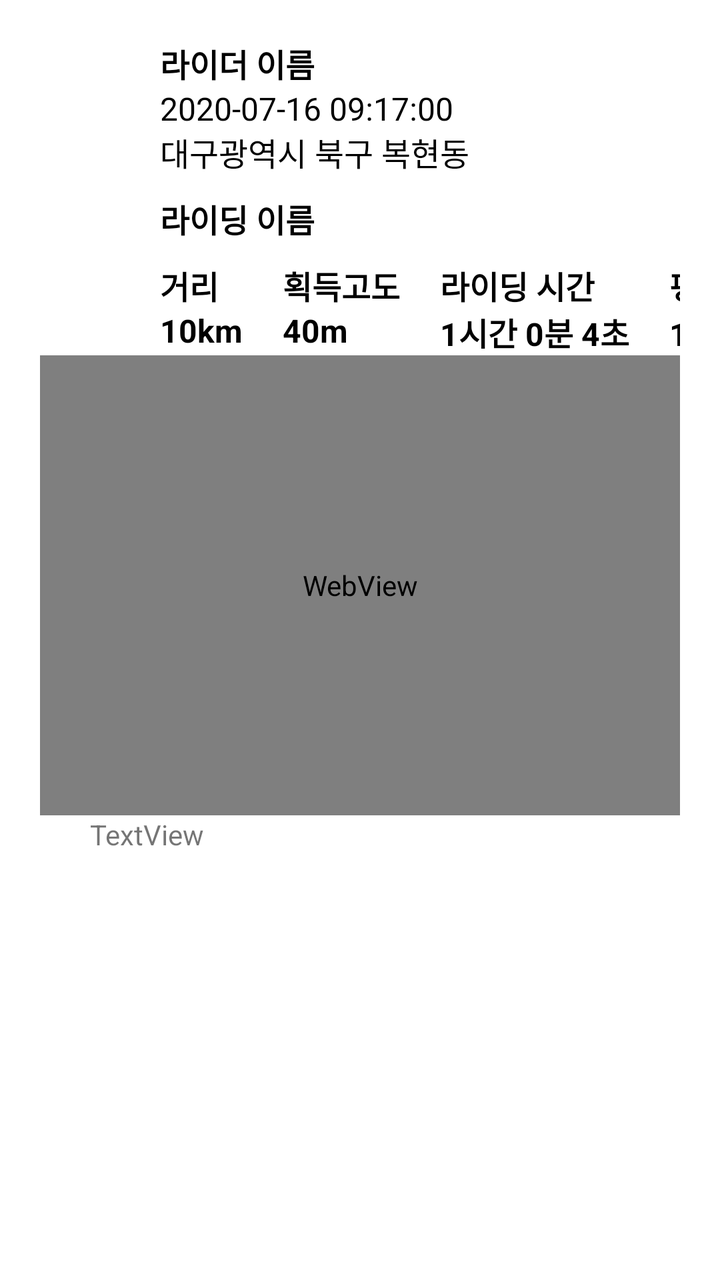
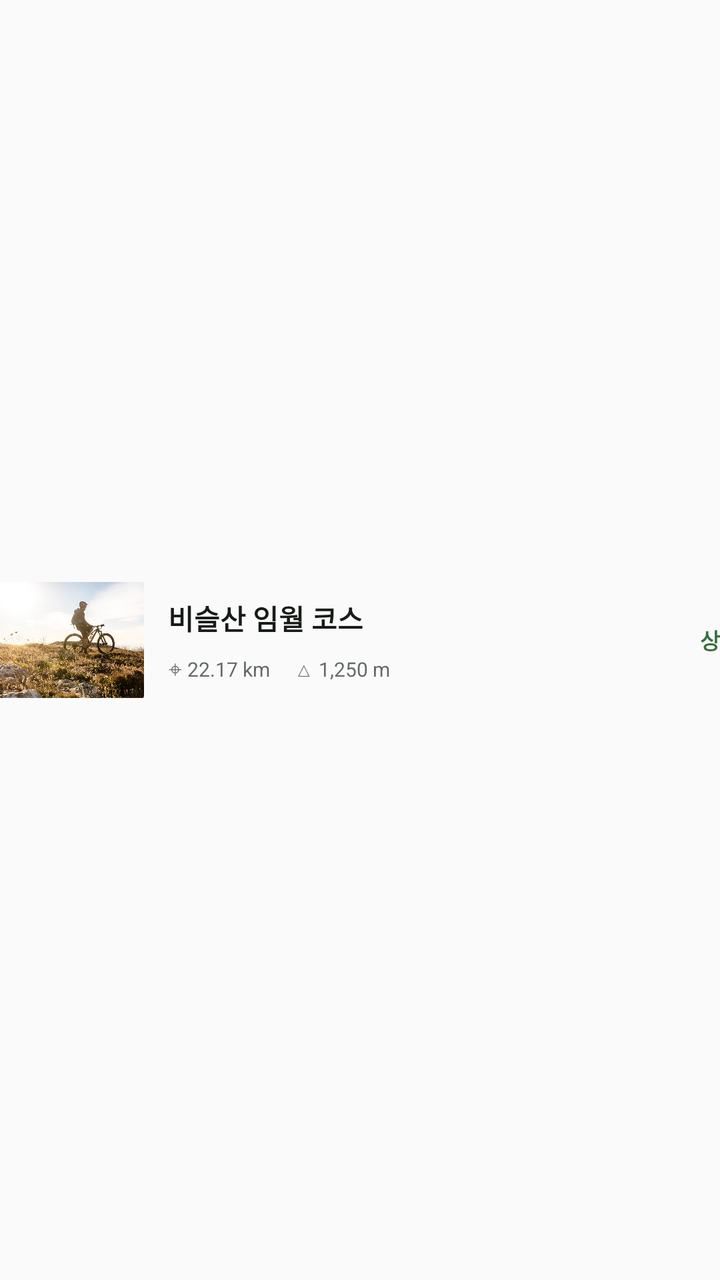

Before-and-after screenshots of an Android layout around one commit, followed by the original layout XML and the change that was made.
<!-- AndroidManifest.xml: application theme AppTheme -->
<!-- res/layout/course_item.xml -->
<?xml version="1.0" encoding="utf-8"?>
<androidx.constraintlayout.widget.ConstraintLayout
    xmlns:android="http://schemas.android.com/apk/res/android"
    xmlns:app="http://schemas.android.com/apk/res-auto"
    xmlns:tools="http://schemas.android.com/tools"
    android:orientation="horizontal"
    android:layout_width="match_parent"
    android:layout_height="wrap_content"
    android:padding="20dp"
    android:layout_marginBottom="8dp"
    android:background="@android:color/white">



    <LinearLayout
        android:id="@+id/viewClick"
        android:layout_width="wrap_content"
        android:layout_height="wrap_content"
        android:layout_weight="1"
        android:gravity="center_vertical"
        android:orientation="vertical"
        tools:ignore="MissingConstraints">

        <LinearLayout
            android:layout_width="wrap_content"
            android:layout_height="match_parent"
            android:orientation="horizontal">


            <ImageView
                android:id="@+id/userimg"
                android:layout_width="50dp"
                android:layout_height="50dp"
                android:layout_weight="1"
                app:srcCompat="@drawable/end_bt" />


            c_rider_name

            <TextView
                android:id="@+id/c_rider_name"
                android:layout_width="wrap_content"
                android:layout_height="wrap_content"
                android:includeFontPadding="false"
                android:text="라이더 이름"
                android:layout_marginLeft="10dp"
                android:textColor="#000"
                android:textStyle="bold"
                android:textSize="16sp" />
        </LinearLayout>

        <LinearLayout
            android:layout_width="wrap_content"
            android:layout_height="wrap_content"
            android:orientation="vertical"
            android:layout_gravity="left"
            android:layout_marginTop="-25dp"
            android:layout_marginLeft="60dp">
            <TextView
                android:id="@+id/c_date"
                android:layout_width="wrap_content"
                android:layout_height="wrap_content"
                android:includeFontPadding="false"
                android:text="2020-07-16 09:17:00"
                android:textColor="#000"
                android:textSize="16sp" />
            <TextView
                android:id="@+id/record_adress"
                android:layout_width="wrap_content"
                android:layout_height="wrap_content"
                android:includeFontPadding="false"
                android:text="대구광역시 북구 복현동"
                android:textColor="#000"
                android:textSize="16sp" />
        </LinearLayout>

        <LinearLayout
            android:layout_width="wrap_content"
            android:layout_height="wrap_content"
            android:layout_gravity="left"
            android:layout_marginLeft="60dp"
            android:layout_marginTop="10dp"
            android:orientation="vertical">

            <TextView
                android:id="@+id/c_name"
                android:layout_width="wrap_content"
                android:layout_height="wrap_content"
                android:includeFontPadding="false"
                android:text="라이딩 이름"
                android:textColor="#000"
                android:textSize="16sp"
                android:textStyle="bold" />

        </LinearLayout>


        <GridLayout
            android:id="@+id/speed_pre"
            android:layout_width="wrap_content"
            android:layout_height="wrap_content"
            android:columnCount="4"
            android:gravity="center"
            android:orientation="horizontal"
            android:verticalSpacing="30dp"
            android:layout_marginTop="10dp"
            android:layout_marginLeft="60dp"
            tools:ignore="MissingConstraints">

            <LinearLayout
                android:layout_width="wrap_content"
                android:layout_height="wrap_content"
                android:orientation="vertical">
                <TextView
                    android:layout_width="match_parent"
                    android:layout_height="wrap_content"
                    android:gravity="left"
                    android:text="거리"
                    android:textColor="#000"
                    android:textStyle="bold"
                    android:textSize="16dp" />

                <TextView
                    android:id="@+id/c_dis"
                    android:layout_width="match_parent"
                    android:layout_height="wrap_content"
                    android:gravity="center"
                    android:text="10km"
                    android:textStyle="bold"
                    android:textColor="#000"
                    android:textSize="16dp" />
            </LinearLayout>

            <LinearLayout
                android:layout_width="wrap_content"
                android:layout_height="wrap_content"
                android:layout_marginLeft="20dp"
                android:orientation="vertical">

                <TextView
                    android:layout_width="wrap_content"
                    android:layout_height="wrap_content"
                    android:gravity="left"
                    android:text="획득고도"
                    android:textColor="#000"
                    android:textStyle="bold"
                    android:textSize="16dp" />

                <TextView
                    android:id="@+id/c_getgodo"
                    android:layout_width="wrap_content"
                    android:layout_height="wrap_content"
                    android:gravity="right"
                    android:text="40m"
                    android:textStyle="bold"
                    android:textColor="#000"
                    android:textSize="16dp" />
            </LinearLayout>

            <LinearLayout
                android:layout_width="wrap_content"
                android:layout_height="wrap_content"
                android:layout_marginLeft="20dp"
                android:orientation="vertical">

                <TextView
                    android:layout_width="wrap_content"
                    android:layout_height="wrap_content"
                    android:gravity="left"
                    android:text="라이딩 시간"
                    android:textStyle="bold"
                    android:textColor="#000"
                    android:textSize="16dp" />

                <TextView
                    android:id="@+id/c_time"
                    android:layout_width="wrap_content"
                    android:layout_height="wrap_content"
                    android:gravity="right"
                    android:textStyle="bold"
                    android:text="1시간 0분 4초"
                    android:textColor="#000"
                    android:textSize="16dp" />
            </LinearLayout>

            <LinearLayout
                android:layout_width="wrap_content"
                android:layout_height="wrap_content"
                android:layout_marginLeft="20dp"
                android:orientation="vertical">

                <TextView
                    android:layout_width="wrap_content"
                    android:layout_height="wrap_content"
                    android:gravity="left"
                    android:text="평균속도"
                    android:textStyle="bold"
                    android:textColor="#000"
                    android:textSize="16dp" />

                <TextView
                    android:id="@+id/c_avg"
                    android:layout_width="wrap_content"
                    android:layout_height="wrap_content"
                    android:gravity="right"
                    android:textStyle="bold"
                    android:text="1시간 0분 4초"
                    android:textColor="#000"
                    android:textSize="16dp" />
            </LinearLayout>

        </GridLayout>

        <WebView
            android:id="@+id/course_view"
            android:layout_width="match_parent"
            android:layout_height="230dp"
            android:layout_weight="1"
            tools:ignore="WebViewLayout" />

        <LinearLayout
            android:layout_width="wrap_content"
            android:layout_height="match_parent"
            android:layout_weight="1"
            android:layout_gravity="left"
            android:orientation="horizontal">
            <ImageView
                android:id="@+id/likeimg"
                android:layout_width="25dp"
                android:layout_height="25dp"
                android:layout_weight="1"
                app:srcCompat="@drawable/like_bt" />
            <TextView
                android:id="@+id/like_count"
                android:layout_width="match_parent"
                android:layout_height="wrap_content"
                android:layout_weight="1"
                android:text="TextView" />
        </LinearLayout>
    </LinearLayout>
</androidx.constraintlayout.widget.ConstraintLayout>
<!-- resources referenced by this layout -->
<resources>
  <!-- drawable end_bt: png bitmap (drawable, 6791 bytes) -->
  <!-- drawable like_bt: png bitmap (drawable, 18190 bytes) -->
  <style name="AppTheme" parent="Theme.AppCompat.Light.DarkActionBar">
          
          <item name="colorPrimary">@color/colorPrimary</item>
          <item name="colorPrimaryDark">@color/colorPrimaryDark</item>
          <item name="colorAccent">@color/colorAccent</item>
      </style>
  <color name="colorPrimary">#181818</color>
  <color name="colorPrimaryDark">#181818</color>
  <color name="colorAccent">#03DAC5</color>
</resources>

<!-- the commit's change to res/layout/course_item.xml (unified diff, before → after) -->
@@ -1,241 +1,41 @@
 <?xml version="1.0" encoding="utf-8"?>
-<androidx.constraintlayout.widget.ConstraintLayout
-    xmlns:android="http://schemas.android.com/apk/res/android"
-    xmlns:app="http://schemas.android.com/apk/res-auto"
-    xmlns:tools="http://schemas.android.com/tools"
-    android:orientation="horizontal"
+<LinearLayout xmlns:android="http://schemas.android.com/apk/res/android"
+    android:id="@+id/viewClick"
     android:layout_width="match_parent"
-    android:layout_height="wrap_content"
-    android:padding="20dp"
-    android:layout_marginBottom="8dp"
-    android:background="@android:color/white">
+    android:layout_height="74dp"
+    android:clickable="true"
+    android:focusable="true"
+    android:gravity="center_vertical"
+    android:orientation="horizontal">
 
-
+    <ImageView
+        android:id="@+id/course_view"
+        android:layout_width="72dp"
+        android:layout_height="58dp"
+        android:background="@drawable/home_map_preview_bg"
+        android:scaleType="centerCrop"
+        android:src="@drawable/main_img" />
 
     <LinearLayout
-        android:id="@+id/viewClick"
-        android:layout_width="wrap_content"
+        android:layout_width="0dp"
         android:layout_height="wrap_content"
+        android:layout_marginStart="12dp"
         android:layout_weight="1"
-        android:gravity="center_vertical"
-        android:orientation="vertical"
-        tools:ignore="MissingConstraints">
-
-        <LinearLayout
-            android:layout_width="wrap_content"
-            android:layout_height="match_parent"
-            android:orientation="horizontal">
-
-
-            <ImageView
-                android:id="@+id/userimg"
-                android:layout_width="50dp"
-                android:layout_height="50dp"
-                android:layout_weight="1"
-                app:srcCompat="@drawable/end_bt" />
-
-
-            c_rider_name
-
-            <TextView
-                android:id="@+id/c_rider_name"
-                android:layout_width="wrap_content"
-                android:layout_height="wrap_content"
-                android:includeFontPadding="false"
-                android:text="라이더 이름"
-                android:layout_marginLeft="10dp"
-                android:textColor="#000"
-                android:textStyle="bold"
-                android:textSize="16sp" />
-        </LinearLayout>
-
-        <LinearLayout
-            android:layout_width="wrap_content"
-            android:layout_height="wrap_content"
-            android:orientation="vertical"
-            android:layout_gravity="left"
-            android:layout_marginTop="-25dp"
-            android:layout_marginLeft="60dp">
-            <TextView
-                android:id="@+id/c_date"
-                android:layout_width="wrap_content"
-                android:layout_height="wrap_content"
-                android:includeFontPadding="false"
-                android:text="2020-07-16 09:17:00"
-                android:textColor="#000"
-                android:textSize="16sp" />
-            <TextView
-                android:id="@+id/record_adress"
-                android:layout_width="wrap_content"
-                android:layout_height="wrap_content"
-                android:includeFontPadding="false"
-                android:text="대구광역시 북구 복현동"
-                android:textColor="#000"
-                android:textSize="16sp" />
-        </LinearLayout>
-
-        <LinearLayout
-            android:layout_width="wrap_content"
-            android:layout_height="wrap_content"
-            android:layout_gravity="left"
-            android:layout_marginLeft="60dp"
-            android:layout_marginTop="10dp"
-            android:orientation="vertical">
-
-            <TextView
-                android:id="@+id/c_name"
-                android:layout_width="wrap_content"
-                android:layout_height="wrap_content"
-                android:includeFontPadding="false"
-                android:text="라이딩 이름"
-                android:textColor="#000"
-                android:textSize="16sp"
-                android:textStyle="bold" />
-
-        </LinearLayout>
-
-
-        <GridLayout
-            android:id="@+id/speed_pre"
-            android:layout_width="wrap_content"
-            android:layout_height="wrap_content"
-            android:columnCount="4"
-            android:gravity="center"
-            android:orientation="horizontal"
-            android:verticalSpacing="30dp"
-            android:layout_marginTop="10dp"
-            android:layout_marginLeft="60dp"
-            tools:ignore="MissingConstraints">
-
-            <LinearLayout
-                android:layout_width="wrap_content"
-                android:layout_height="wrap_content"
-                android:orientation="vertical">
-                <TextView
-                    android:layout_width="match_parent"
-                    android:layout_height="wrap_content"
-                    android:gravity="left"
-                    android:text="거리"
-                    android:textColor="#000"
-                    android:textStyle="bold"
-                    android:textSize="16dp" />
-
-                <TextView
-                    android:id="@+id/c_dis"
-                    android:layout_width="match_parent"
-                    android:layout_height="wrap_content"
-                    android:gravity="center"
-                    android:text="10km"
-                    android:textStyle="bold"
-                    android:textColor="#000"
-                    android:textSize="16dp" />
-            </LinearLayout>
-
-            <LinearLayout
-                android:layout_width="wrap_content"
-                android:layout_height="wrap_content"
-                android:layout_marginLeft="20dp"
-                android:orientation="vertical">
-
-                <TextView
-                    android:layout_width="wrap_content"
-                    android:layout_height="wrap_content"
-                    android:gravity="left"
-                    android:text="획득고도"
-                    android:textColor="#000"
-                    android:textStyle="bold"
-                    android:textSize="16dp" />
-
-                <TextView
-                    android:id="@+id/c_getgodo"
-                    android:layout_width="wrap_content"
-                    android:layout_height="wrap_content"
-                    android:gravity="right"
-                    android:text="40m"
-                    android:textStyle="bold"
-                    android:textColor="#000"
-                    android:textSize="16dp" />
-            </LinearLayout>
-
-            <LinearLayout
-                android:layout_width="wrap_content"
-                android:layout_height="wrap_content"
-                android:layout_marginLeft="20dp"
-                android:orientation="vertical">
-
-                <TextView
-                    android:layout_width="wrap_content"
-                    android:layout_height="wrap_content"
-                    android:gravity="left"
-                    android:text="라이딩 시간"
-                    android:textStyle="bold"
-                    android:textColor="#000"
-                    android:textSize="16dp" />
-
-                <TextView
-                    android:id="@+id/c_time"
-                    android:layout_width="wrap_content"
-                    android:layout_height="wrap_content"
-                    android:gravity="right"
-                    android:textStyle="bold"
-                    android:text="1시간 0분 4초"
-                    android:textColor="#000"
-                    android:textSize="16dp" />
-            </LinearLayout>
-
-            <LinearLayout
-                android:layout_width="wrap_content"
-                android:layout_height="wrap_content"
-                android:layout_marginLeft="20dp"
-                android:orientation="vertical">
-
-                <TextView
-                    android:layout_width="wrap_content"
-                    android:layout_height="wrap_content"
-                    android:gravity="left"
-                    android:text="평균속도"
-                    android:textStyle="bold"
-                    android:textColor="#000"
-                    android:textSize="16dp" />
-
-                <TextView
-                    android:id="@+id/c_avg"
-                    android:layout_width="wrap_content"
-                    android:layout_height="wrap_content"
-                    android:gravity="right"
-                    android:textStyle="bold"
-                    android:text="1시간 0분 4초"
-                    android:textColor="#000"
-                    android:textSize="16dp" />
-            </LinearLayout>
-
-        </GridLayout>
-
-        <WebView
-            android:id="@+id/course_view"
-            android:layout_width="match_parent"
-            android:layout_height="230dp"
-            android:layout_weight="1"
-            tools:ignore="WebViewLayout" />
-
-        <LinearLayout
-            android:layout_width="wrap_content"
-            android:layout_height="match_parent"
-            android:layout_weight="1"
-            android:layout_gravity="left"
-            android:orientation="horizontal">
-            <ImageView
-                android:id="@+id/likeimg"
-                android:layout_width="25dp"
-                android:layout_height="25dp"
-                android:layout_weight="1"
-                app:srcCompat="@drawable/like_bt" />
-            <TextView
-                android:id="@+id/like_count"
-                android:layout_width="match_parent"
-                android:layout_height="wrap_content"
-                android:layout_weight="1"
-                android:text="TextView" />
+        android:orientation="vertical">
+        <TextView android:id="@+id/c_name" android:layout_width="match_parent" android:layout_height="wrap_content" android:text="비슬산 임월 코스" android:textColor="#171C18" android:textSize="14sp" android:textStyle="bold" />
+        <LinearLayout android:layout_width="match_parent" android:layout_height="wrap_content" android:layout_marginTop="8dp" android:orientation="horizontal">
+            <TextView android:id="@+id/c_dis" style="@style/CourseCompactMeta" android:text="⌖ 22.17 km" />
+            <TextView android:id="@+id/c_getgodo" style="@style/CourseCompactMeta" android:text="△ 1,250 m" />
         </LinearLayout>
     </LinearLayout>
-</androidx.constraintlayout.widget.ConstraintLayout>
+
+    <TextView android:id="@+id/c_avg" android:layout_width="28dp" android:layout_height="wrap_content" android:gravity="end" android:text="상" android:textColor="#376F3A" android:textSize="11sp" android:textStyle="bold" />
+    <ImageView android:id="@+id/userimg" android:layout_width="1dp" android:layout_height="1dp" android:visibility="gone" />
+    <TextView android:id="@+id/c_rider_name" android:layout_width="1dp" android:layout_height="1dp" android:visibility="gone" />
+    <TextView android:id="@+id/c_time" android:layout_width="1dp" android:layout_height="1dp" android:visibility="gone" />
+    <TextView android:id="@+id/c_date" android:layout_width="1dp" android:layout_height="1dp" android:visibility="gone" />
+    <TextView android:id="@+id/like_count" android:layout_width="1dp" android:layout_height="1dp" android:visibility="gone" />
+    <TextView android:id="@+id/textView10" android:layout_width="1dp" android:layout_height="1dp" android:visibility="gone" />
+    <TextView android:id="@+id/textView11" android:layout_width="1dp" android:layout_height="1dp" android:visibility="gone" />
+    <TextView android:id="@+id/textView12" android:layout_width="1dp" android:layout_height="1dp" android:visibility="gone" />
+</LinearLayout>
<!-- resource entries referenced after the edit -->
@@ -1,7 +1,20 @@
 <!-- resources referenced by this layout -->
 <resources>
-  <!-- drawable end_bt: png bitmap (drawable, 6791 bytes) -->
-  <!-- drawable like_bt: png bitmap (drawable, 18190 bytes) -->
+  <!-- drawable home_map_preview_bg (drawable) -->
+  <?xml version="1.0" encoding="utf-8"?>
+  <shape xmlns:android="http://schemas.android.com/apk/res/android"
+      android:shape="rectangle">
+      <solid android:color="#DDE8DD" />
+      <corners android:radius="6dp" />
+  </shape>
+  <!-- drawable main_img: jpg bitmap (drawable, 80525 bytes) -->
+  <style name="CourseCompactMeta">
+          <item name="android:layout_width">wrap_content</item>
+          <item name="android:layout_height">wrap_content</item>
+          <item name="android:layout_marginEnd">12dp</item>
+          <item name="android:textColor">#646B67</item>
+          <item name="android:textSize">10sp</item>
+      </style>
   <style name="AppTheme" parent="Theme.AppCompat.Light.DarkActionBar">
           
           <item name="colorPrimary">@color/colorPrimary</item>
